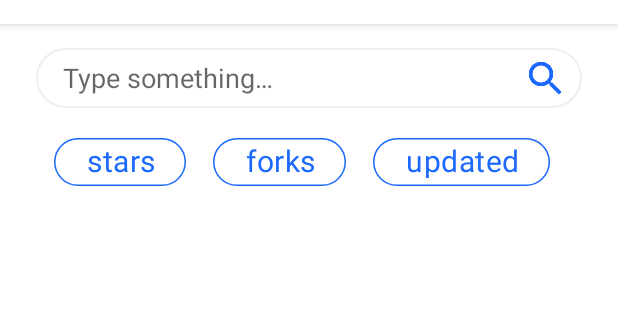
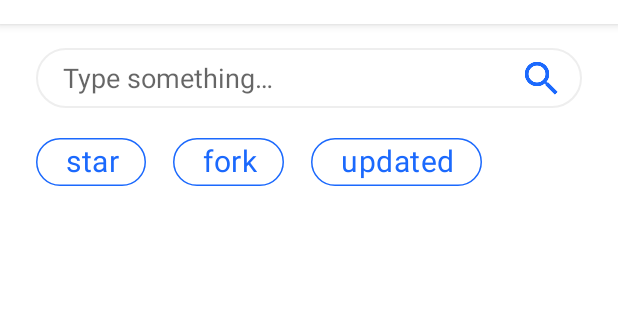
Before and after one commit to kevinguitar/GitHub-Search, an Android app: the screen it shows after launch (SearchActivity), on a phone screen of 412 x 824 dp, the part 69-389 px from its top. Run offline under Robolectric (Android 15) with nearby library versions, the phone set to English and light mode, and no system bars; libraries missing offline, so code that uses them is left out: com.jakewharton.retrofit2; pictures from the network do not load.

Commit message:
refactor: adjust layout and extensions
1. Format the large integer that showing in search result
2. Adjust
style of filter chips and search page

```diff
--- a/app/src/main/java/com/kevingt/githubsearch/feature/search/RepositoryAdapter.kt
+++ b/app/src/main/java/com/kevingt/githubsearch/feature/search/RepositoryAdapter.kt
@@ -6,6 +6,7 @@ import android.view.ViewGroup
 import androidx.recyclerview.widget.RecyclerView
 import com.kevingt.githubsearch.R
 import com.kevingt.githubsearch.model.Repository
+import com.kevingt.githubsearch.util.formatNumber
 import com.kevingt.githubsearch.util.loadRoundImage
 import kotlinx.android.synthetic.main.item_repository.view.*
 import kotlinx.android.synthetic.main.layout_custom_circle_image_view.view.*
@@ -42,8 +43,8 @@ class RepositoryAdapter(private val itemListener: ItemListener) :
             iv_circle_avatar.loadRoundImage(repos[position].owner.avatarUrl)
             tv_repo_full_name.text = repos[position].fullName
             tv_repo_description.text = repos[position].description
-            tv_repo_star_count.text = repos[position].stars.toString()
-            tv_repo_fork_count.text = repos[position].forks.toString()
+            tv_repo_star_count.text = repos[position].stars.formatNumber()
+            tv_repo_fork_count.text = repos[position].forks.formatNumber()
 
             // Hide the language tag if language parameter is empty
             if (repos[position].language.isNullOrEmpty()) {
--- a/app/src/main/java/com/kevingt/githubsearch/feature/search/SearchActivity.kt
+++ b/app/src/main/java/com/kevingt/githubsearch/feature/search/SearchActivity.kt
@@ -43,6 +43,7 @@ class SearchActivity : BaseActivity(), RepositoryAdapter.ItemListener {
             if (it.isEmpty()) {
                 //TODO: show no result hint
             }
+            adapter.repos.clear()
             adapter.repos.addAll(it)
             adapter.notifyDataSetChanged()
         })
--- a/app/src/main/res/layout/activity_search.xml
+++ b/app/src/main/res/layout/activity_search.xml
@@ -49,7 +49,7 @@
                 android:id="@+id/iv_search_icon"
                 android:layout_width="@dimen/search_bar_icon_size"
                 android:layout_height="@dimen/search_bar_icon_size"
-                android:layout_marginEnd="13dp"
+                android:layout_marginEnd="16dp"
                 android:background="?attr/selectableItemBackgroundBorderless"
                 android:clickable="true"
                 android:contentDescription="@string/search_icon_description"
@@ -66,9 +66,9 @@
             android:id="@+id/cg_search_sort"
             android:layout_width="0dp"
             android:layout_height="wrap_content"
-            android:layout_marginStart="@dimen/search_page_margin"
+            android:layout_marginStart="@dimen/search_bar_margin"
             android:layout_marginTop="12dp"
-            android:layout_marginEnd="@dimen/search_page_margin"
+            android:layout_marginEnd="@dimen/search_bar_margin"
             app:layout_constraintEnd_toEndOf="parent"
             app:layout_constraintStart_toStartOf="parent"
             app:layout_constraintTop_toBottomOf="@id/cl_search_bar"
--- a/app/src/main/res/layout/item_repository.xml
+++ b/app/src/main/res/layout/item_repository.xml
@@ -85,7 +85,7 @@
         android:id="@+id/iv_repo_fork"
         android:layout_width="@dimen/repo_icons_size"
         android:layout_height="@dimen/repo_icons_size"
-        android:layout_marginStart="16dp"
+        android:layout_marginStart="12dp"
         android:contentDescription="@string/repo_fork_description"
         android:src="@drawable/icon_fork"
         app:layout_constraintBottom_toBottomOf="@id/iv_repo_star"
--- a/app/src/main/res/values/dimens.xml
+++ b/app/src/main/res/values/dimens.xml
@@ -11,7 +11,7 @@
     <dimen name="search_bar_icon_size">22dp</dimen>
     <dimen name="search_bar_edit_text_margin">18dp</dimen>
     <dimen name="search_bar_chip_margin">10dp</dimen>
-    <dimen name="search_page_margin">36dp</dimen>
+    <dimen name="search_page_margin">32dp</dimen>
     <dimen name="search_page_loading_size">160dp</dimen>
 
     <!--Repository-->
--- a/app/src/main/res/values/strings.xml
+++ b/app/src/main/res/values/strings.xml
@@ -5,8 +5,8 @@
     <string name="search_appbar_image_description">GitHub icon</string>
     <string name="search_hint">Type something…</string>
     <string name="search_icon_description">Search icon</string>
-    <string name="search_sort_by_stars">stars</string>
-    <string name="search_sort_by_forks">forks</string>
+    <string name="search_sort_by_stars">star</string>
+    <string name="search_sort_by_forks">fork</string>
     <string name="search_sort_by_updated">updated</string>
     <string name="search_empty_keywords">Please input the keyword!</string>
 
--- a/app/src/main/res/values/styles.xml
+++ b/app/src/main/res/values/styles.xml
@@ -17,8 +17,8 @@
         <item name="android:tint">@color/colorPrimary</item>
         <item name="chipStrokeWidth">1dp</item>
         <item name="chipStrokeColor">@color/colorPrimary</item>
-        <item name="chipStartPadding">14dp</item>
-        <item name="chipEndPadding">14dp</item>
+        <item name="chipStartPadding">12dp</item>
+        <item name="chipEndPadding">12dp</item>
         <item name="chipBackgroundColor">@android:color/white</item>
         <item name="checkedIcon">@drawable/icon_checked</item>
         <item name="rippleColor">@color/colorPrimary</item>
```
Also changed, not shown: app/src/main/java/com/kevingt/githubsearch/util/Extensions.kt (+14 -0 lines).
